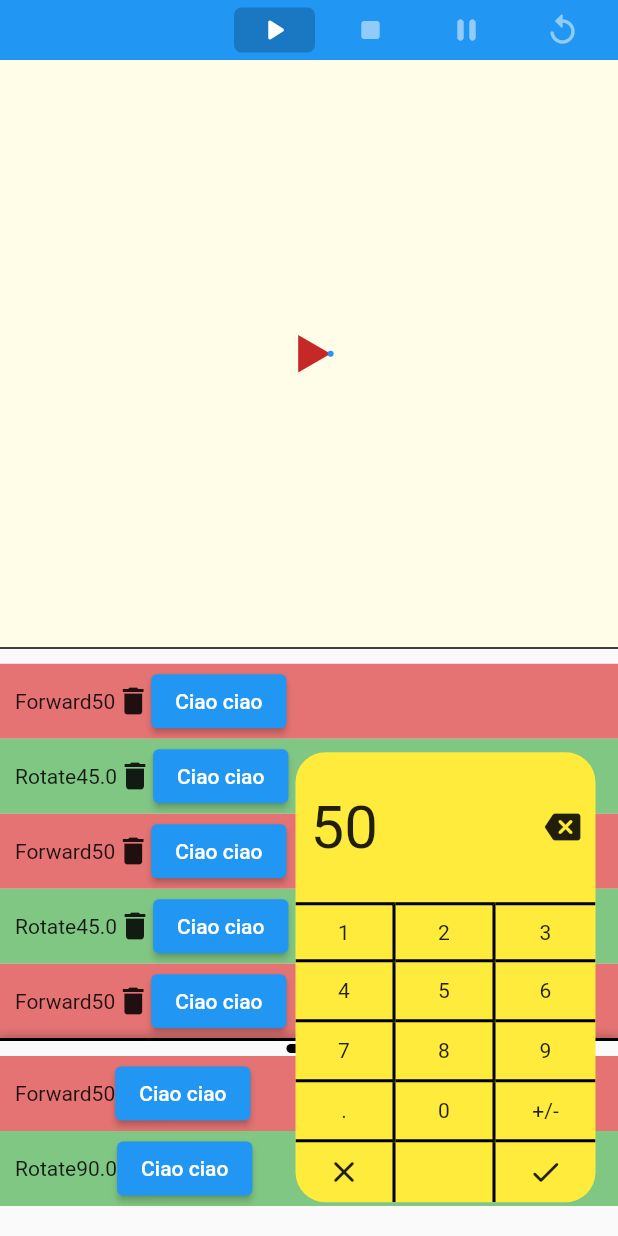
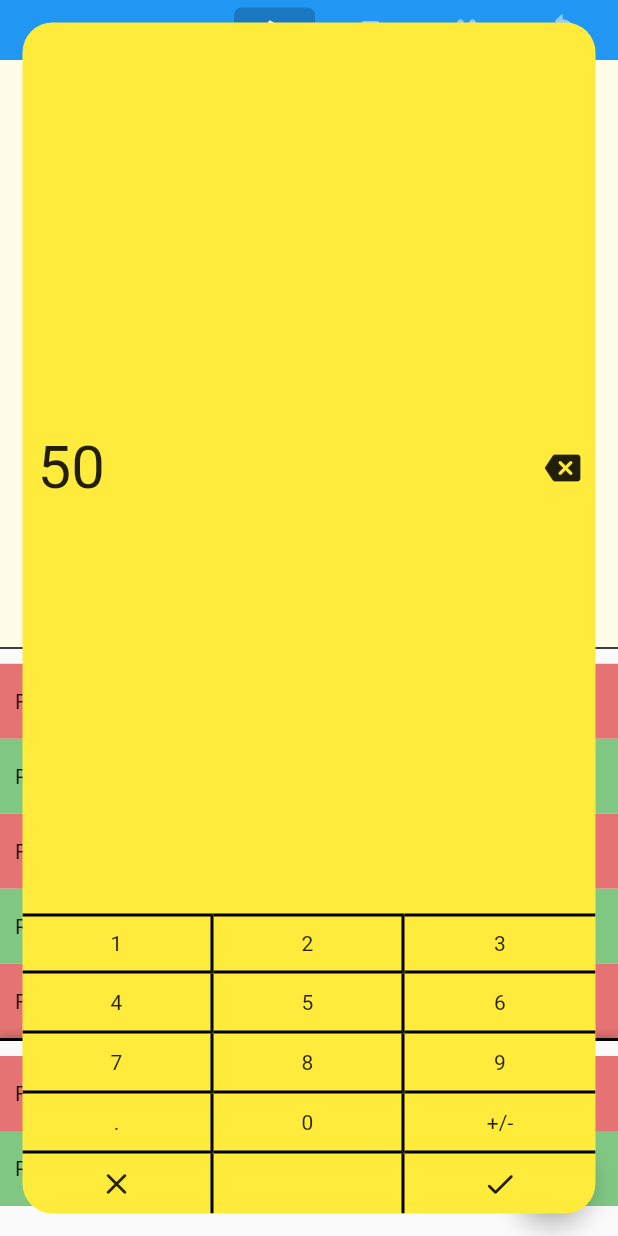
Before and after one commit to GiacomoPignoni/turtle_game, a Flutter app: the screen it shows after launch, after a tap on "Ciao ciao", on a phone screen of 412 x 824 dp. Run offline on Flutter 3.47's test engine with Material 2 defaults, Android fonts, the light colour scheme and no system bars; drawn by our look-alikes of auto_size_text; missing offline and left inert: window_manager.

Commit message:
Add window management

```diff
--- a/lib/utils/extensions.dart
+++ b/lib/extras/extensions.dart
@@ -1,4 +1,4 @@
-extension DoublExtension on double {
+extension DoubleExtension on double {
   String toStringWihtoutTrailingZeros() {
     return toString().replaceAll(RegExp(r"([.]*0+)(?!.*\d)"), "");
   }
--- a/lib/utils/points_utils.dart
+++ b/lib/extras/points_utils.dart
@@ -1,5 +1,4 @@
 import 'dart:math';
-
 import 'package:flutter/painting.dart';
 
 class PointsUtils {
--- /dev/null
+++ b/lib/extras/screen_utils.dart
@@ -0,0 +1,33 @@
+// ignore_for_file: constant_identifier_names
+
+import 'package:flutter/material.dart';
+import 'package:window_manager/window_manager.dart';
+
+class ScreenUtils {
+  static const MIN_HORIZONTAL_WIDTH = 750.0;
+  static const MIN_HORIZONTAL_HEIGHT = 500.0;
+
+  static const PORTRAIT_MAX_ASPECT_RATIO = 0.6;
+
+  static bool isPortrait(BuildContext context) {
+    final mediaQuery = MediaQuery.of(context);
+    final aspectRatio = mediaQuery.size.width / mediaQuery.size.height;
+
+    return aspectRatio <= PORTRAIT_MAX_ASPECT_RATIO;
+  }
+
+  static bool isHorizontal(double screenMaxWidth) {
+    return screenMaxWidth > MIN_HORIZONTAL_WIDTH;
+  }
+
+  static Future<void> toggleSmartphoneView() async {
+    const smartphoneSize = Size(720, 1280);
+    final screenSize = await windowManager.getSize();
+
+    if(screenSize == smartphoneSize) {
+      windowManager.setSize(const Size(MIN_HORIZONTAL_WIDTH + 20, MIN_HORIZONTAL_HEIGHT));
+    } else {
+      windowManager.setSize(smartphoneSize);
+    }
+  }
+}
--- a/lib/main.dart
+++ b/lib/main.dart
@@ -1,6 +1,26 @@
 import 'package:flutter/material.dart';
 import 'package:turtle_game/app.dart';
+import 'package:turtle_game/extras/screen_utils.dart';
+import 'package:window_manager/window_manager.dart';
 
-void main() {
+Future<void> main() async {
+  WidgetsFlutterBinding.ensureInitialized();
+
+  await setupWindow();
+
   runApp(const MyApp());
 }
+
+Future<void> setupWindow() async {
+  await windowManager.ensureInitialized();
+
+  WindowOptions windowOptions = WindowOptions(
+    minimumSize: const Size(ScreenUtils.MIN_HORIZONTAL_WIDTH + 20, ScreenUtils.MIN_HORIZONTAL_HEIGHT),
+    center: true,
+  );
+
+  windowManager.waitUntilReadyToShow(windowOptions, () async {
+    await windowManager.show();
+    await windowManager.focus();
+  });
+}
--- a/lib/screens/main/main_screen.dart
+++ b/lib/screens/main/main_screen.dart
@@ -3,7 +3,7 @@ import 'package:provider/provider.dart';
 import 'package:turtle_game/screens/main/widgets/commands_container.dart';
 import 'package:turtle_game/screens/main/main_screen_state.dart';
 import 'package:turtle_game/screens/main/widgets/top_bar.dart';
-import 'package:turtle_game/utils/break_points.dart';
+import 'package:turtle_game/extras/screen_utils.dart';
 import 'package:turtle_game/widgets/conditional_wrapper.dart';
 import 'package:turtle_game/widgets/turtle_canvas/turtle_canvas.dart';
 
@@ -20,7 +20,7 @@ class MainScreen extends StatelessWidget {
             bottom: false,
             child: LayoutBuilder(
               builder: (context, constraints) {
-                final isHorizontal = BreakPoints.isHorizontal(constraints.maxWidth);
+                final isHorizontal = ScreenUtils.isHorizontal(constraints.maxWidth);
 
                 return Column(
                   children: [
@@ -57,6 +57,12 @@ class MainScreen extends StatelessWidget {
               },
             )
           ),
+          floatingActionButton: FloatingActionButton(
+            child: const Icon(Icons.smartphone_rounded),
+            onPressed: () {
+              ScreenUtils.toggleSmartphoneView();
+            },
+          ),
         );
       }
     );
--- a/lib/screens/main/main_screen_state.dart
+++ b/lib/screens/main/main_screen_state.dart
@@ -1,7 +1,7 @@
 import 'package:async/async.dart';
 import 'package:flutter/material.dart';
 import 'package:turtle_game/models/command.dart';
-import 'package:turtle_game/utils/points_utils.dart';
+import 'package:turtle_game/extras/points_utils.dart';
 import 'package:turtle_game/widgets/turtle_canvas/turtle_canvas_controller.dart';
 import 'package:turtle_game/widgets/turtle_canvas/turtle_canvas_line.dart';
 import 'dart:async';
--- a/lib/screens/main/widgets/command_tile.dart
+++ b/lib/screens/main/widgets/command_tile.dart
@@ -1,5 +1,6 @@
 import 'package:flutter/material.dart';
 import 'package:provider/provider.dart';
+import 'package:turtle_game/extras/screen_utils.dart';
 import 'package:turtle_game/models/command.dart';
 import 'package:turtle_game/screens/main/main_screen_state.dart';
 import 'package:turtle_game/widgets/button_icon.dart';
@@ -67,7 +68,7 @@ class CommandTileBody extends StatelessWidget {
                   return ElevatedButton(
                     child: const Text("Ciao ciao"),
                     onPressed: () async {
-                      final result = await showPopup(command.value);
+                      final result = await showPopup(command.value, showFullScreen: ScreenUtils.isPortrait(context));
                       command.changeValue(result);
                     }
                   );
--- a/lib/utils/break_points.dart
+++ /dev/null
@@ -1,9 +0,0 @@
-// ignore_for_file: constant_identifier_names
-
-class BreakPoints {
-  static const MIN_HORIZONTAL_WIDTH = 750;
-
-  static bool isHorizontal(double screenMaxWidth) {
-    return screenMaxWidth > MIN_HORIZONTAL_WIDTH;
-  }
-}
--- a/lib/widgets/numpad_popup.dart
+++ b/lib/widgets/numpad_popup.dart
@@ -1,10 +1,10 @@
 import 'package:auto_size_text/auto_size_text.dart';
 import 'package:flutter/material.dart';
-import 'package:turtle_game/utils/extensions.dart';
+import 'package:turtle_game/extras/extensions.dart';
 import 'package:turtle_game/widgets/button_icon.dart';
 
 class NumpadPopupButton extends StatefulWidget {
-  final Function(BuildContext context, Future<double?> Function(double initialValue) showPopup) builder;
+  final Function(BuildContext context, Future<double?> Function(double initialValue, { bool showFullScreen }) showPopup) builder;
 
   const NumpadPopupButton({
     required this.builder,
@@ -21,7 +21,7 @@ class _NumpadPopupButtonState extends State<NumpadPopupButton> {
     return widget.builder(context, _showPopup);
   }
 
-  Future<double?> _showPopup(double initialValue) async {
+  Future<double?> _showPopup(double initialValue, { bool showFullScreen = false }) async {
     final button = context.findRenderObject()! as RenderBox;
     const offset = Offset(0, 0);
     final overlay = Navigator.of(context).overlay!.context.findRenderObject()! as RenderBox;
@@ -39,19 +39,24 @@ class _NumpadPopupButtonState extends State<NumpadPopupButton> {
       initialValue: initialValue,
       barrierLabel: MaterialLocalizations.of(context).modalBarrierDismissLabel,
       capturedThemes: InheritedTheme.capture(from: context, to: navigator.context),
-      parentSize: button.size
+      parentSize: button.size,
+      showFullScreen: showFullScreen
     ));
   }
 }
 
 
 class _NumpadPopup extends StatelessWidget {
+  final double _borderRadiusValue = 20;
+
   final _NumpadPopupRoute route;
-  final double _borderRadiusValue = 20;
+  final bool showFullScreen;
+
   late final ValueNotifier<String> _currentValue;
 
   _NumpadPopup({
     required this.route,
+    required this.showFullScreen,
     required double initialValue
   }) {
     _currentValue = ValueNotifier(initialValue.toStringWihtoutTrailingZeros());
@@ -62,8 +67,8 @@ class _NumpadPopup extends StatelessWidget {
     return ScaleTransition(
       scale: route.animation!,
       child: Container(
-        width: 200,
-        height: 300,
+        width: showFullScreen ? null : 200,
+        height: showFullScreen ? null : 300,
         clipBehavior: Clip.antiAlias,
         decoration: BoxDecoration(
           borderRadius: BorderRadius.circular(_borderRadiusValue),
@@ -338,6 +343,7 @@ class _NumpadPopupRoute<T> extends PopupRoute<T> {
   final CapturedThemes capturedThemes;
   final double initialValue;
   final Size parentSize;
+  final bool showFullScreen;
 
   @override
   Duration get transitionDuration => const Duration(milliseconds: 400);
@@ -356,7 +362,8 @@ class _NumpadPopupRoute<T> extends PopupRoute<T> {
     required this.barrierLabel,
     required this.capturedThemes,
     required this.initialValue,
-    required this.parentSize
+    required this.parentSize,
+    required this.showFullScreen
   });
 
   @override
@@ -384,11 +391,13 @@ class _NumpadPopupRoute<T> extends PopupRoute<T> {
               position,
               Directionality.of(context),
               mediaQuery.padding,
-              parentSize
+              parentSize,
+              showFullScreen
             ),
             child: capturedThemes.wrap(_NumpadPopup(
               route: this,
               initialValue: initialValue,
+              showFullScreen: showFullScreen,
             )),
           );
         },
@@ -406,21 +415,18 @@ class _NumpadPopupRouteLayout extends SingleChildLayoutDelegate {
   final TextDirection textDirection;
   final EdgeInsets padding;
   final Size parentSize;
+  final bool showFullScreen;
 
   _NumpadPopupRouteLayout(
     this.position,
     this.textDirection,
     this.padding,
-    this.parentSize
+    this.parentSize,
+    this.showFullScreen
   );
 
-  // We put the child wherever position specifies, so long as it will fit within
-  // the specified parent size padded (inset) by 8. If necessary, we adjust the
-  // child's position so that it fits.
   @override
   BoxConstraints getConstraintsForChild(BoxConstraints constraints) {
-    // The menu can be at most the size of the overlay minus 8.0 pixels in each
-    // direction.
     return BoxConstraints.loose(constraints.biggest).deflate(
       EdgeInsets.all(_globalChildPadding) + padding,
     );
@@ -428,6 +434,10 @@ class _NumpadPopupRouteLayout extends SingleChildLayoutDelegate {
 
   @override
   Offset getPositionForChild(Size size, Size childSize) {
+    if(showFullScreen) {
+      return Offset(_globalChildPadding, _globalChildPadding);
+    }
+
     double x;
     if (position.left > position.right) {
       x = size.width - position.right - childSize.width;
--- a/pubspec.yaml
+++ b/pubspec.yaml
@@ -14,6 +14,7 @@ dependencies:
   provider: ^6.0.2
   async: ^2.8.2
   auto_size_text: ^3.0.0
+  window_manager: ^0.2.2
 
 dev_dependencies:
   flutter_test:
```
Also changed, not shown: pubspec.lock, 2 other files.
